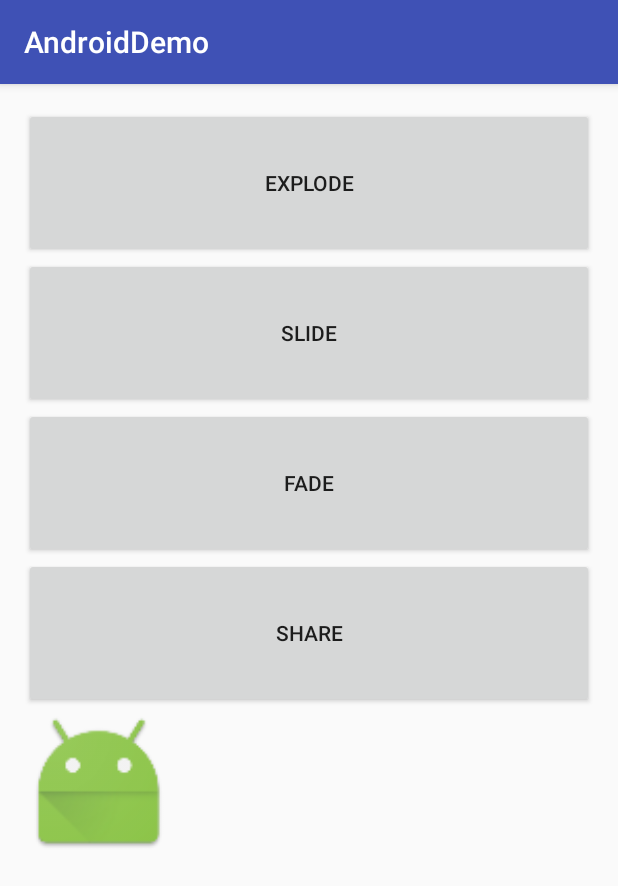
After one commit to jidishengguang123/AndroidDemo, an Android app: the Transition1Activity screen opened directly, with no data from a screen before it, on a phone screen of 412 x 824 dp. The commit adds this screen. Shown: the top 886 px of the screen. Run offline under Robolectric (Android 15) with nearby library versions, the phone set to English and light mode, and no system bars.

Commit message:
提交Android 5.X Activity转场动画

```diff
--- a/app/build.gradle
+++ b/app/build.gradle
@@ -6,7 +6,7 @@ android {
 
     defaultConfig {
         applicationId "com.jeck.demo"
-        minSdkVersion 17
+        minSdkVersion 21
         targetSdkVersion 23
         versionCode 1
         versionName "1.0"
--- a/app/src/main/AndroidManifest.xml
+++ b/app/src/main/AndroidManifest.xml
@@ -78,6 +78,10 @@
         </activity>
         <activity android:name=".activity.RecyclerViewActivity">
         </activity>
+        <activity android:name=".activity.Transition1Activity">
+        </activity>
+        <activity android:name=".activity.Transition2Activity">
+        </activity>
     </application>
 
 </manifest>
--- a/app/src/main/java/com/jeck/demo/activity/MainActivity.java
+++ b/app/src/main/java/com/jeck/demo/activity/MainActivity.java
@@ -74,4 +74,9 @@ public class MainActivity extends AppCompatActivity {
         Intent intent = new Intent(this,RecyclerViewActivity.class);
         startActivity(intent);
     }
+
+    public void startTransition1Activity(View view){
+        Intent intent = new Intent(this,Transition1Activity.class);
+        startActivity(intent);
+    }
 }
--- /dev/null
+++ b/app/src/main/java/com/jeck/demo/activity/Transition1Activity.java
@@ -0,0 +1,44 @@
+package com.jeck.demo.activity;
+
+import android.app.ActivityOptions;
+import android.content.Intent;
+import android.support.v7.app.AppCompatActivity;
+import android.os.Bundle;
+import android.view.View;
+
+import com.jeck.demo.R;
+
+public class Transition1Activity extends AppCompatActivity {
+    private View fab;
+
+    @Override
+    protected void onCreate(Bundle savedInstanceState) {
+        super.onCreate(savedInstanceState);
+        setContentView(R.layout.activity_transition1);
+        fab = findViewById(R.id.fab_image);
+    }
+
+    public void explode(View view){
+        Intent intent = new Intent(this,Transition2Activity.class);
+        intent.putExtra("flag",0);
+        startActivity(intent, ActivityOptions.makeSceneTransitionAnimation(this).toBundle());
+    }
+
+    public void slide(View view){
+        Intent intent = new Intent(this,Transition2Activity.class);
+        intent.putExtra("flag",1);
+        startActivity(intent, ActivityOptions.makeSceneTransitionAnimation(this).toBundle());
+    }
+
+    public void fade(View view){
+        Intent intent = new Intent(this,Transition2Activity.class);
+        intent.putExtra("flag",2);
+        startActivity(intent, ActivityOptions.makeSceneTransitionAnimation(this).toBundle());
+    }
+
+    public void share(View view){
+        Intent intent = new Intent(this,Transition2Activity.class);
+        intent.putExtra("flag",3);
+        startActivity(intent, ActivityOptions.makeSceneTransitionAnimation(this,fab,"fab").toBundle());
+    }
+}
--- /dev/null
+++ b/app/src/main/res/layout/activity_transition1.xml
@@ -0,0 +1,45 @@
+<?xml version="1.0" encoding="utf-8"?>
+<LinearLayout
+    xmlns:android="http://schemas.android.com/apk/res/android"
+    xmlns:tools="http://schemas.android.com/tools"
+    android:layout_width="match_parent"
+    android:layout_height="match_parent"
+    android:orientation="vertical"
+    android:paddingBottom="@dimen/activity_vertical_margin"
+    android:paddingLeft="@dimen/activity_horizontal_margin"
+    android:paddingRight="@dimen/activity_horizontal_margin"
+    android:paddingTop="@dimen/activity_vertical_margin"
+    tools:context="com.jeck.demo.activity.Transition1Activity">
+
+    <Button
+        android:layout_width="match_parent"
+        android:layout_height="100dp"
+        android:text="explode"
+        android:onClick="explode"/>
+
+    <Button
+        android:layout_width="match_parent"
+        android:layout_height="100dp"
+        android:text="slide"
+        android:onClick="slide"/>
+
+    <Button
+        android:layout_width="match_parent"
+        android:layout_height="100dp"
+        android:text="fade"
+        android:onClick="fade"/>
+
+    <Button
+        android:layout_width="match_parent"
+        android:layout_height="100dp"
+        android:text="share"
+        android:onClick="share"/>
+
+    <ImageView
+        android:id="@+id/fab_image"
+        android:layout_width="100dp"
+        android:layout_height="100dp"
+        android:transitionName="fab"
+        android:src="@mipmap/ic_launcher"/>
+
+</LinearLayout>
```
Also changed, not shown: app/src/main/java/com/jeck/demo/activity/Transition2Activity.java (added, +39 -0 lines), app/src/main/res/layout/activity_main.xml (+8 -0 lines), app/src/main/res/layout/activity_transition2.xml (added, +26 -0 lines).
